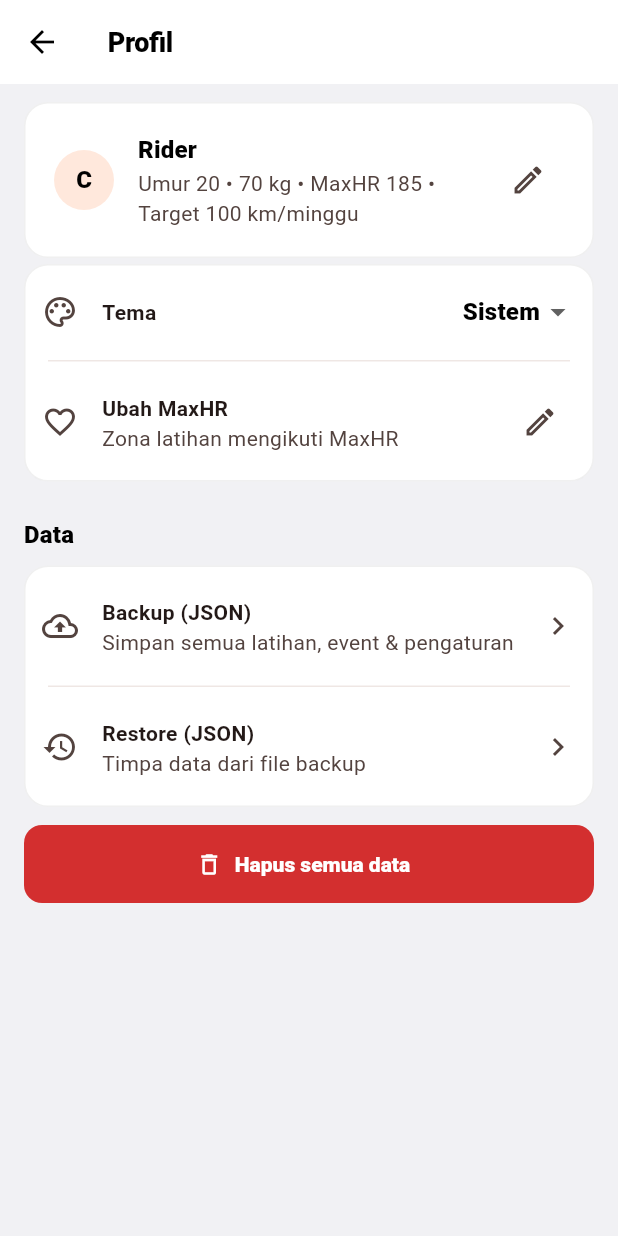
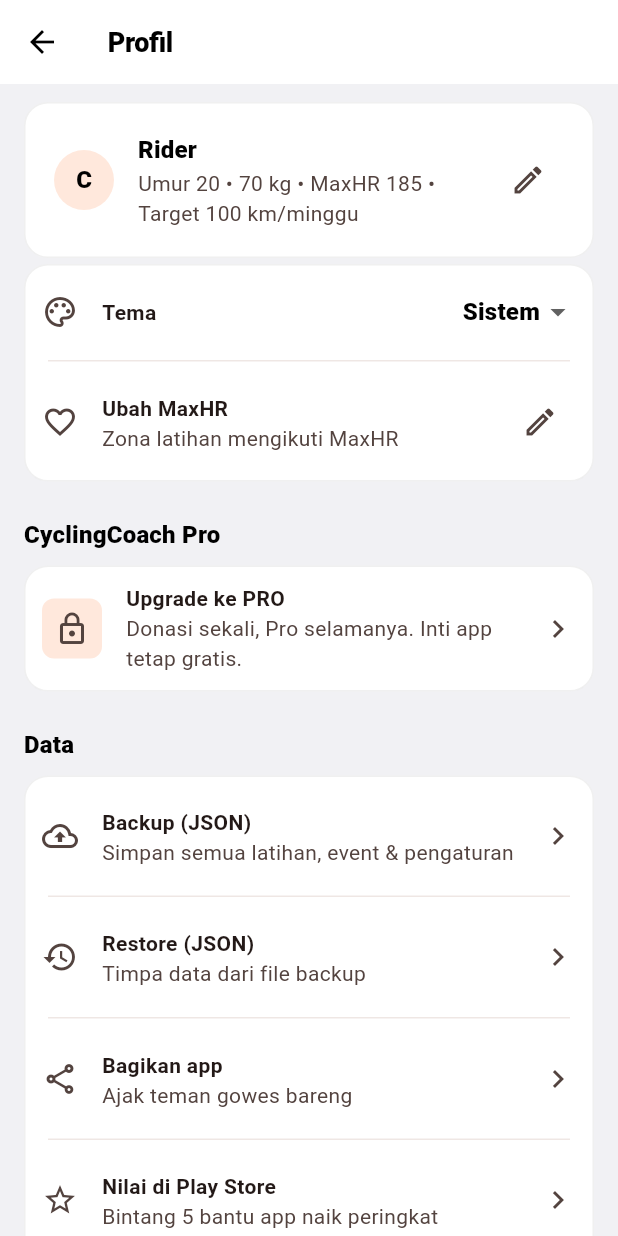
Before and after one commit to ApipppX/cycling_coach, a Flutter app: the ProfileScreen screen opened directly, on a phone screen of 412 x 824 dp. Run offline on Flutter 3.47's test engine with Material 3 defaults, Android fonts, the phone set to English and light mode, and no system bars; our stand-ins replace drift, drift_flutter, file_picker, fl_chart, flutter_animate, flutter_map and 5 more; accounts and stored records are empty; generated files the repository leaves out were written again.

Commit message:
Freemium Pro foundation (zero-cost) + support section + map dark style
- premium.dart: local Pro flag in SharedPreferences, donor-code unlock,
  configurable donate/store links, documented perk list.
- pro_paywall bottom-sheet: perks, donate via Saweria/QRIS link,
  code entry, no ads/IAP SDK (zero APK cost).
- Profile: Pro status card + share app + rate on Play Store rows.
- PDF: free footer promo line, removed for Pro (viral loop); Coach
  passes isPro through.
- Maps: osmTiles(dark) Dark Matter style, Pro-gated toggles in
  Jelajah + Rekam track screens.

```diff
--- /dev/null
+++ b/lib/src/core/premium.dart
@@ -0,0 +1,72 @@
+import 'package:flutter_riverpod/flutter_riverpod.dart';
+import 'package:shared_preferences/shared_preferences.dart';
+import '../data/prefs.dart';
+
+/// Fondasi freemium NOL-RUPIAH: status Pro disimpan lokal (tanpa server).
+///
+/// Alur uang termurah untuk app gratis:
+/// 1. Donasi (Saweria/Trakteer/QRIS) → user kirim bukti → kamu kasih kode.
+/// 2. Kode donasi dibuka di paywall → [unlock] → Pro selamanya di HP itu.
+/// 3. Nanti (kalau ada traction): ganti [unlock] dengan Google Play
+///    In-App Purchase tanpa ubah UI paywall — provider ini yang diganti.
+///
+/// TODO SEBELUM RILIS:
+/// - Ganti [donateUrl] dengan link Saweria/Trakteer/QRIS kamu.
+/// - Ganti [storeUrl] dengan link Play Store setelah app terbit
+///   (butuh applicationId final, bukan com.example.*).
+/// - Ganti [donorCodes] dengan kode acak kamu sendiri.
+const donateUrl = 'https://saweria.co/TODO-GANTI-USERNAME';
+const storeUrl =
+    'https://play.google.com/store/apps/details?id=com.example.cycling_coach';
+const shareText =
+    'Coba CyclingCoach — pelatih sepeda pribadi + GPS ala Strava, gratis! $storeUrl';
+
+/// Kode donasi demo. Format bebas; cocokkan case-insensitive, spasi diabaikan.
+const donorCodes = <String>{'GOWES-PRO-2026', 'TERIMAKASIH'};
+
+String normalizeCode(String s) =>
+    s.trim().toUpperCase().replaceAll(RegExp(r'\s+'), '');
+
+bool isValidDonorCode(String s) => donorCodes.contains(normalizeCode(s));
+
+/// Keuntungan Pro yang dijanjikan di paywall. Semua item di bawah ini
+/// SUDAH diimplementasikan (bukan janji kosong):
+/// - 'pdf': laporan PDF tanpa footer promo.
+/// - 'map': gaya peta gelap (Dark Matter) di Jelajah + Rekam.
+/// - 'badge': lencana PRO di Profil.
+const proPerks = <String>[
+  'Laporan PDF bersih tanpa footer promo',
+  'Gaya peta Gelap untuk gowes malam',
+  'Lencana PRO + prioritas request fitur',
+];
+
+class PremiumState {
+  final bool isPro;
+  const PremiumState({this.isPro = false});
+}
+
+class PremiumNotifier extends Notifier<PremiumState> {
+  SharedPreferences get _p => ref.read(sharedPrefsProvider);
+
+  @override
+  PremiumState build() {
+    final p = ref.watch(sharedPrefsProvider);
+    return PremiumState(isPro: p.getBool('is_pro') ?? false);
+  }
+
+  /// Buka kunci Pro dengan kode donasi. Kembalikan true bila kode valid.
+  Future<bool> unlock(String code) async {
+    if (!isValidDonorCode(code)) return false;
+    await _p.setBool('is_pro', true);
+    state = const PremiumState(isPro: true);
+    return true;
+  }
+
+  Future<void> lock() async {
+    await _p.setBool('is_pro', false);
+    state = const PremiumState(isPro: false);
+  }
+}
+
+final premiumProvider =
+    NotifierProvider<PremiumNotifier, PremiumState>(PremiumNotifier.new);
--- a/lib/src/ui/screens/coach_screen.dart
+++ b/lib/src/ui/screens/coach_screen.dart
@@ -3,6 +3,7 @@ import 'package:flutter_riverpod/flutter_riverpod.dart';
 import 'package:share_plus/share_plus.dart';
 import '../../core/coach_engine.dart';
 import '../../core/health_stats.dart';
+import '../../core/premium.dart';
 import '../../core/report_pdf.dart';
 import '../../providers/providers.dart';
 import '../../data/prefs.dart';
@@ -162,13 +163,15 @@ class CoachScreen extends ConsumerWidget {
           icon: Icons.share_outlined,
           label: 'Bagikan Laporan PDF',
           onPressed: () async {
+            final isPro = ref.read(premiumProvider).isPro;
             final f = await buildWeeklyReportPdf(
                 prefs.userName,
                 acts,
                 prefs.weeklyTargetKm,
                 prefs.maxHr,
                 prefs.weightKg,
-                event);
+                event,
+                isPro);
             await SharePlus.instance.share(ShareParams(
                 files: [XFile(f.path)],
                 subject: 'Laporan Mingguan'));
--- a/lib/src/ui/screens/profile_screen.dart
+++ b/lib/src/ui/screens/profile_screen.dart
@@ -4,11 +4,14 @@ import 'package:flutter_riverpod/flutter_riverpod.dart';
 import 'package:file_picker/file_picker.dart';
 import 'package:share_plus/share_plus.dart';
 import 'package:shared_preferences/shared_preferences.dart';
+import 'package:url_launcher/url_launcher.dart';
 import '../../core/backup.dart';
+import '../../core/premium.dart';
 import '../../providers/providers.dart';
 import '../../data/prefs.dart';
 import '../theme/app_theme.dart';
 import '../widgets/common.dart';
+import '../widgets/pro_paywall.dart';
 import '../widgets/responsive.dart';
 
 class ProfileScreen extends ConsumerWidget {
@@ -17,6 +20,7 @@ class ProfileScreen extends ConsumerWidget {
   @override
   Widget build(BuildContext context, WidgetRef ref) {
     final p = ref.watch(prefsProvider);
+    final isPro = ref.watch(premiumProvider).isPro;
     final scheme = Theme.of(context).colorScheme;
     return Scaffold(
       appBar: AppBar(title: Text('Profil')),
@@ -134,6 +138,39 @@ class ProfileScreen extends ConsumerWidget {
             ],
           ),
         ),
+        const SectionTitle('CyclingCoach Pro'),
+        Card(
+          child: ListTile(
+            leading: Container(
+              width: AppSizes.avatarSm,
+              height: AppSizes.avatarSm,
+              alignment: Alignment.center,
+              decoration: BoxDecoration(
+                color: isPro
+                    ? Colors.amber.withValues(alpha: 0.25)
+                    : scheme.primaryContainer,
+                borderRadius: BorderRadius.circular(AppRadius.sm),
+              ),
+              child: Icon(isPro ? Icons.verified : Icons.lock_outline,
+                  color: isPro ? Colors.amber.shade800 : null),
+            ),
+            title: Text(isPro ? 'Kamu PRO — makasih!' : 'Upgrade ke PRO',
+                maxLines: 1,
+                overflow: TextOverflow.ellipsis,
+                style: Theme.of(context)
+                    .textTheme
+                    .bodyMedium
+                    ?.copyWith(fontWeight: FontWeight.w700)),
+            subtitle: Text(
+                isPro
+                    ? 'PDF bersih + peta gelap aktif'
+                    : 'Donasi sekali, Pro selamanya. Inti app tetap gratis.',
+                maxLines: 2,
+                overflow: TextOverflow.ellipsis),
+            trailing: const Icon(Icons.chevron_right),
+            onTap: () => showProPaywall(context, ref),
+          ),
+        ),
         const SectionTitle('Data'),
         Card(
           child: Column(
@@ -169,6 +206,44 @@ class ProfileScreen extends ConsumerWidget {
                     maxLines: 1, overflow: TextOverflow.ellipsis),
                 trailing: const Icon(Icons.chevron_right),
                 onTap: () => _importBackup(context, ref),
+              ),
+              Divider(
+                  height: 1,
+                  indent: AppSpacing.lg,
+                  endIndent: AppSpacing.lg,
+                  color: scheme.outlineVariant
+                      .withValues(alpha: 0.4)),
+              ListTile(
+                leading: const Icon(Icons.share_outlined),
+                title: Text('Bagikan app',
+                    style: Theme.of(context)
+                        .textTheme
+                        .bodyMedium
+                        ?.copyWith(fontWeight: FontWeight.w700)),
+                subtitle: const Text('Ajak teman gowes bareng',
+                    maxLines: 1, overflow: TextOverflow.ellipsis),
+                trailing: const Icon(Icons.chevron_right),
+                onTap: () => SharePlus.instance.share(
+                    ShareParams(text: shareText)),
+              ),
+              Divider(
+                  height: 1,
+                  indent: AppSpacing.lg,
+                  endIndent: AppSpacing.lg,
+                  color: scheme.outlineVariant
+                      .withValues(alpha: 0.4)),
+              ListTile(
+                leading: const Icon(Icons.star_outline),
+                title: Text('Nilai di Play Store',
+                    style: Theme.of(context)
+                        .textTheme
+                        .bodyMedium
+                        ?.copyWith(fontWeight: FontWeight.w700)),
+                subtitle: const Text('Bintang 5 bantu app naik peringkat',
+                    maxLines: 1, overflow: TextOverflow.ellipsis),
+                trailing: const Icon(Icons.chevron_right),
+                onTap: () => launchUrl(Uri.parse(storeUrl),
+                    mode: LaunchMode.externalApplication),
               ),
             ],
           ),
```
Also changed, not shown: lib/src/core/report_pdf.dart (+9 -1 lines), lib/src/ui/screens/explore_screen.dart (+25 -5 lines), lib/src/ui/screens/track_screen.dart (+18 -0 lines), lib/src/ui/widgets/pro_paywall.dart (added, +177 -0 lines), lib/src/ui/widgets/route_map.dart (+8 -3 lines), 1 other file.
